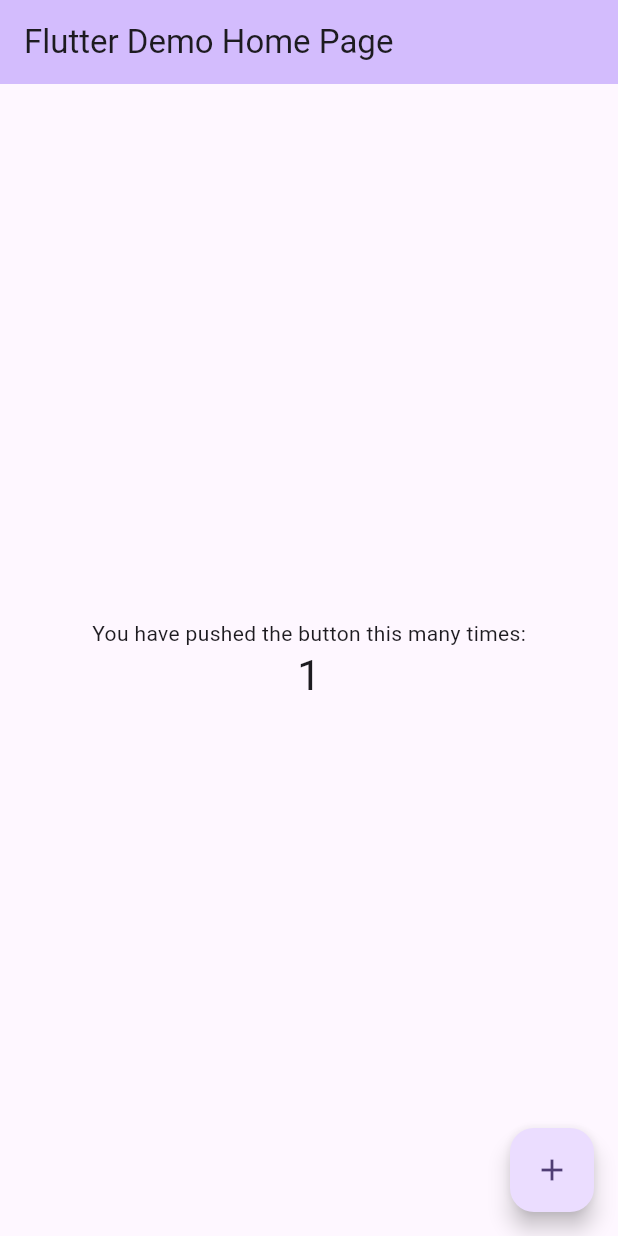
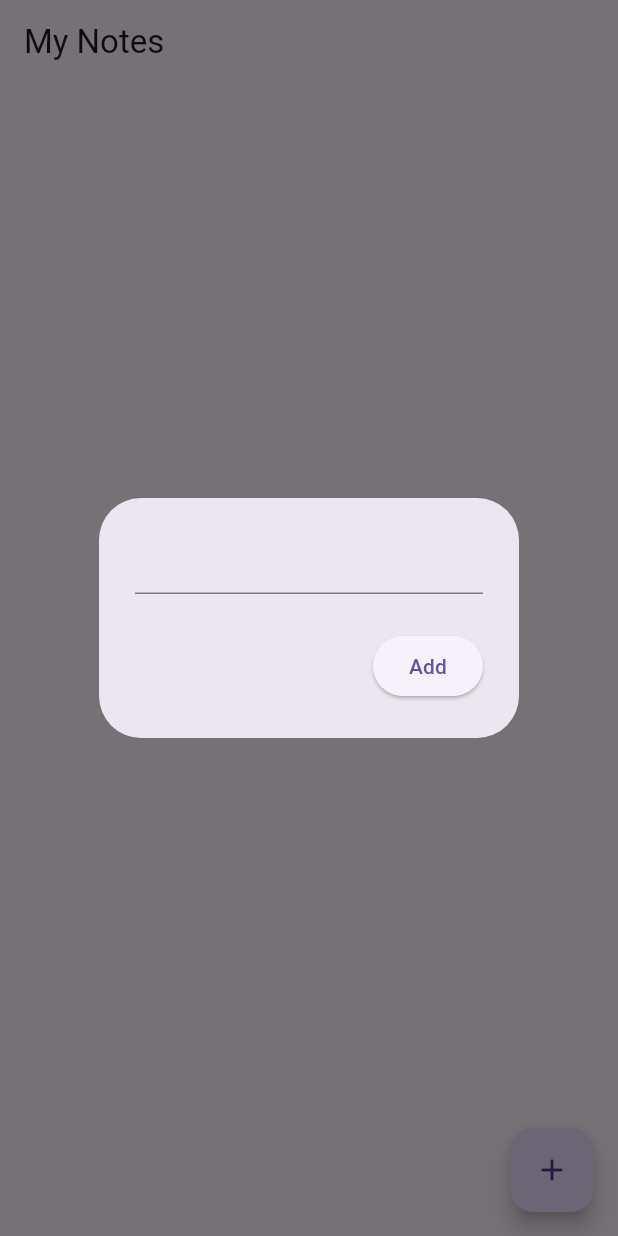
Before and after one commit to TitusKI/FirebaseCRUD, a Flutter app: the screen it shows after launch, after a tap on the "add" icon, on a phone screen of 412 x 824 dp. Run offline on Flutter 3.47's test engine with Material 3 defaults, Android fonts, the phone set to English and light mode, and no system bars; our stand-ins replace firebase_core; accounts and stored records are empty.

Commit message:
HomePage with CreateNote

```diff
--- a/lib/main.dart
+++ b/lib/main.dart
@@ -1,3 +1,4 @@
+import 'package:firebasecrud/pages/home_page.dart';
 import 'package:flutter/material.dart';
 import 'package:firebase_core/firebase_core.dart';
 import 'firebase_options.dart';
@@ -13,119 +14,11 @@ void main() async{
 class MyApp extends StatelessWidget {
   const MyApp({super.key});
 
-  // This widget is the root of your application.
   @override
   Widget build(BuildContext context) {
     return MaterialApp(
-      title: 'Flutter Demo',
-      theme: ThemeData(
-        // This is the theme of your application.
-        //
-        // TRY THIS: Try running your application with "flutter run". You'll see
-        // the application has a purple toolbar. Then, without quitting the app,
-        // try changing the seedColor in the colorScheme below to Colors.green
-        // and then invoke "hot reload" (save your changes or press the "hot
-        // reload" button in a Flutter-supported IDE, or press "r" if you used
-        // the command line to start the app).
-        //
-        // Notice that the counter didn't reset back to zero; the application
-        // state is not lost during the reload. To reset the state, use hot
-        // restart instead.
-        //
-        // This works for code too, not just values: Most code changes can be
-        // tested with just a hot reload.
-        colorScheme: ColorScheme.fromSeed(seedColor: Colors.deepPurple),
-        useMaterial3: true,
-      ),
-      home: const MyHomePage(title: 'Flutter Demo Home Page'),
+      debugShowCheckedModeBanner: false,
+      home: HomePage(),
     );
   }
 }
-
-class MyHomePage extends StatefulWidget {
-  const MyHomePage({super.key, required this.title});
-
-  // This widget is the home page of your application. It is stateful, meaning
-  // that it has a State object (defined below) that contains fields that affect
-  // how it looks.
-
-  // This class is the configuration for the state. It holds the values (in this
-  // case the title) provided by the parent (in this case the App widget) and
-  // used by the build method of the State. Fields in a Widget subclass are
-  // always marked "final".
-
-  final String title;
-
-  @override
-  State<MyHomePage> createState() => _MyHomePageState();
-}
-
-class _MyHomePageState extends State<MyHomePage> {
-  int _counter = 0;
-
-  void _incrementCounter() {
-    setState(() {
-      // This call to setState tells the Flutter framework that something has
-      // changed in this State, which causes it to rerun the build method below
-      // so that the display can reflect the updated values. If we changed
-      // _counter without calling setState(), then the build method would not be
-      // called again, and so nothing would appear to happen.
-      _counter++;
-    });
-  }
-
-  @override
-  Widget build(BuildContext context) {
-    // This method is rerun every time setState is called, for instance as done
-    // by the _incrementCounter method above.
-    //
-    // The Flutter framework has been optimized to make rerunning build methods
-    // fast, so that you can just rebuild anything that needs updating rather
-    // than having to individually change instances of widgets.
-    return Scaffold(
-      appBar: AppBar(
-        // TRY THIS: Try changing the color here to a specific color (to
-        // Colors.amber, perhaps?) and trigger a hot reload to see the AppBar
-        // change color while the other colors stay the same.
-        backgroundColor: Theme.of(context).colorScheme.inversePrimary,
-        // Here we take the value from the MyHomePage object that was created by
-        // the App.build method, and use it to set our appbar title.
-        title: Text(widget.title),
-      ),
-      body: Center(
-        // Center is a layout widget. It takes a single child and positions it
-        // in the middle of the parent.
-        child: Column(
-          // Column is also a layout widget. It takes a list of children and
-          // arranges them vertically. By default, it sizes itself to fit its
-          // children horizontally, and tries to be as tall as its parent.
-          //
-          // Column has various properties to control how it sizes itself and
-          // how it positions its children. Here we use mainAxisAlignment to
-          // center the children vertically; the main axis here is the vertical
-          // axis because Columns are vertical (the cross axis would be
-          // horizontal).
-          //
-          // TRY THIS: Invoke "debug painting" (choose the "Toggle Debug Paint"
-          // action in the IDE, or press "p" in the console), to see the
-          // wireframe for each widget.
-          mainAxisAlignment: MainAxisAlignment.center,
-          children: <Widget>[
-            const Text(
-              'You have pushed the button this many times:',
-            ),
-            Text(
-              '$_counter',
-              style: Theme.of(context).textTheme.headlineMedium,
-            ),
-          ],
-        ),
-      ),
-      floatingActionButton: FloatingActionButton(
-        onPressed: _incrementCounter,
-        tooltip: 'Increment',
-        child: const Icon(Icons.add),
-      ), // This trailing comma makes auto-formatting nicer for build methods.
-    );
-  }
-}
--- /dev/null
+++ b/lib/pages/home_page.dart
@@ -0,0 +1,54 @@
+import 'package:firebasecrud/services/firestore.dart';
+import 'package:flutter/foundation.dart';
+import 'package:flutter/material.dart';
+import 'package:flutter/widgets.dart';
+
+class HomePage extends StatefulWidget {
+  const HomePage({super.key});
+
+  @override
+  State<HomePage> createState() => _HomePageState();
+}
+
+class _HomePageState extends State<HomePage> {
+
+  final FirestoreServices firestoreServices = FirestoreServices();
+  // A controller for an editable TextField
+  final TextEditingController textController = TextEditingController();
+  // open a dialog box to add a note
+  void openNoteBox() {
+    showDialog(
+      context: context,
+      builder: (context) => AlertDialog(
+        content: TextField(
+          controller: textController,
+        ),
+        actions: [
+          ElevatedButton(onPressed: (){
+
+            firestoreServices.addNote(textController.text);
+
+
+
+            textController.clear();
+            Navigator.pop(context);
+          }, child: Text("Add")),
+        ]
+        // actions:
+      ),
+    );
+  }
+
+  @override
+  Widget build(BuildContext context) {
+    return Scaffold(
+      appBar: AppBar(
+        title: Text("My Notes"),
+      ),
+      floatingActionButton: FloatingActionButton(
+        onPressed:openNoteBox,
+        child: const Icon(Icons.add),
+      ),
+    );
+  }
+}
--- a/pubspec.yaml
+++ b/pubspec.yaml
@@ -36,6 +36,7 @@ dependencies:
   # Use with the CupertinoIcons class for iOS style icons.
   cupertino_icons: ^1.0.6
   firebase_core: ^2.27.1
+  cloud_firestore: ^4.15.9
 
 dev_dependencies:
   flutter_test:
```
Also changed, not shown: lib/services/firestore.dart (added), pubspec.lock, 3 other files.
